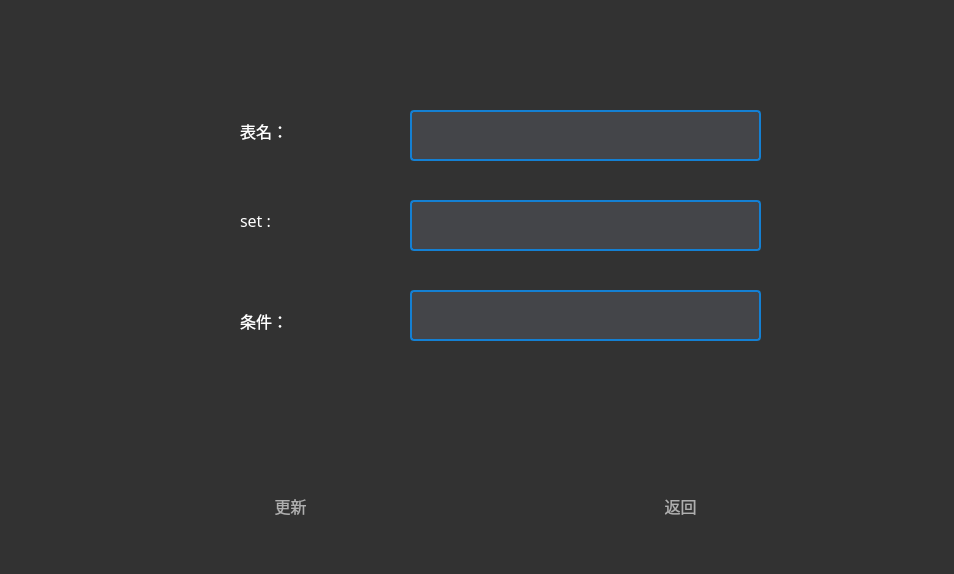
Qt form DBtraining/updatetable.ui (2023XDProject/DBMS2.0) before a commit.
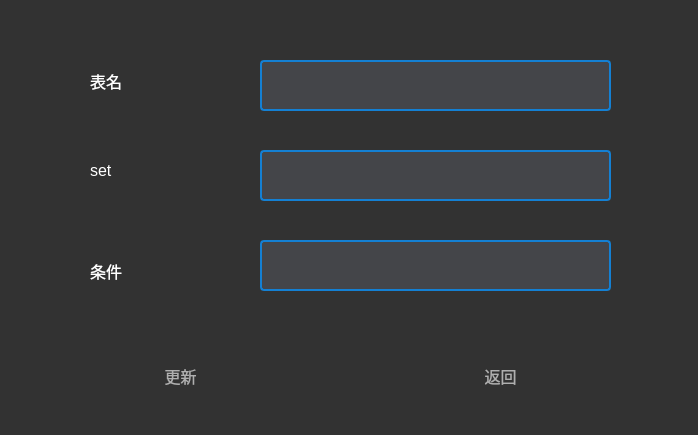
The same form after that commit. Icons and pictures are not drawn.

What changed in the file:
```diff
--- a/DBtraining/updatetable.ui
+++ b/DBtraining/updatetable.ui
@@ -6,8 +6,8 @@
    <rect>
     <x>0</x>
     <y>0</y>
-    <width>954</width>
-    <height>574</height>
+    <width>698</width>
+    <height>435</height>
    </rect>
   </property>
   <property name="windowTitle">
@@ -19,8 +19,8 @@
   <widget class="QLabel" name="label">
    <property name="geometry">
     <rect>
-     <x>240</x>
-     <y>110</y>
+     <x>90</x>
+     <y>60</y>
      <width>121</width>
      <height>41</height>
     </rect>
@@ -35,21 +35,21 @@
     <string notr="true">color: rgb(255, 255, 255);</string>
    </property>
    <property name="text">
-    <string>表名：</string>
+    <string>表名</string>
    </property>
   </widget>
   <widget class="QLabel" name="label_2">
    <property name="geometry">
     <rect>
-     <x>240</x>
-     <y>200</y>
+     <x>90</x>
+     <y>150</y>
      <width>121</width>
      <height>41</height>
     </rect>
    </property>
    <property name="font">
     <font>
-     <family>幼圆</family>
+     <family>Arial</family>
      <pointsize>12</pointsize>
     </font>
    </property>
@@ -57,14 +57,14 @@
     <string notr="true">color: rgb(255, 255, 255);</string>
    </property>
    <property name="text">
-    <string>set :</string>
+    <string>set</string>
    </property>
   </widget>
   <widget class="QLabel" name="label_3">
    <property name="geometry">
     <rect>
-     <x>240</x>
-     <y>300</y>
+     <x>90</x>
+     <y>250</y>
      <width>101</width>
      <height>41</height>
     </rect>
@@ -79,18 +79,24 @@
     <string notr="true">color: rgb(255, 255, 255);</string>
    </property>
    <property name="text">
-    <string>条件：</string>
+    <string>条件</string>
    </property>
   </widget>
   <widget class="QTextEdit" name="update_textEdit">
    <property name="geometry">
     <rect>
-     <x>410</x>
-     <y>110</y>
+     <x>260</x>
+     <y>60</y>
      <width>351</width>
      <height>51</height>
     </rect>
    </property>
+   <property name="font">
+    <font>
+     <family>Arial</family>
+     <pointsize>10</pointsize>
+    </font>
+   </property>
    <property name="styleSheet">
     <string notr="true">background: rgb(68, 69, 73);
 border-radius:4px;
@@ -102,12 +108,18 @@
   <widget class="QTextEdit" name="set_textEdit">
    <property name="geometry">
     <rect>
-     <x>410</x>
-     <y>200</y>
+     <x>260</x>
+     <y>150</y>
      <width>351</width>
      <height>51</height>
     </rect>
    </property>
+   <property name="font">
+    <font>
+     <family>Arial</family>
+     <pointsize>10</pointsize>
+    </font>
+   </property>
    <property name="styleSheet">
     <string notr="true">background: rgb(68, 69, 73);
 border-radius:4px;
@@ -119,12 +131,18 @@
   <widget class="QTextEdit" name="where_textEdit">
    <property name="geometry">
     <rect>
-     <x>410</x>
-     <y>290</y>
+     <x>260</x>
+     <y>240</y>
      <width>351</width>
      <height>51</height>
     </rect>
    </property>
+   <property name="font">
+    <font>
+     <family>Arial</family>
+     <pointsize>10</pointsize>
+    </font>
+   </property>
    <property name="styleSheet">
     <string notr="true">background: rgb(68, 69, 73);
 border-radius:4px;
@@ -136,8 +154,8 @@
   <widget class="QPushButton" name="update_pushButton">
    <property name="geometry">
     <rect>
-     <x>230</x>
-     <y>470</y>
+     <x>120</x>
+     <y>340</y>
      <width>121</width>
      <height>71</height>
     </rect>
@@ -164,8 +182,8 @@
   <widget class="QPushButton" name="back_pushButton">
    <property name="geometry">
     <rect>
-     <x>620</x>
-     <y>470</y>
+     <x>440</x>
+     <y>340</y>
      <width>121</width>
      <height>71</height>
     </rect>
```
